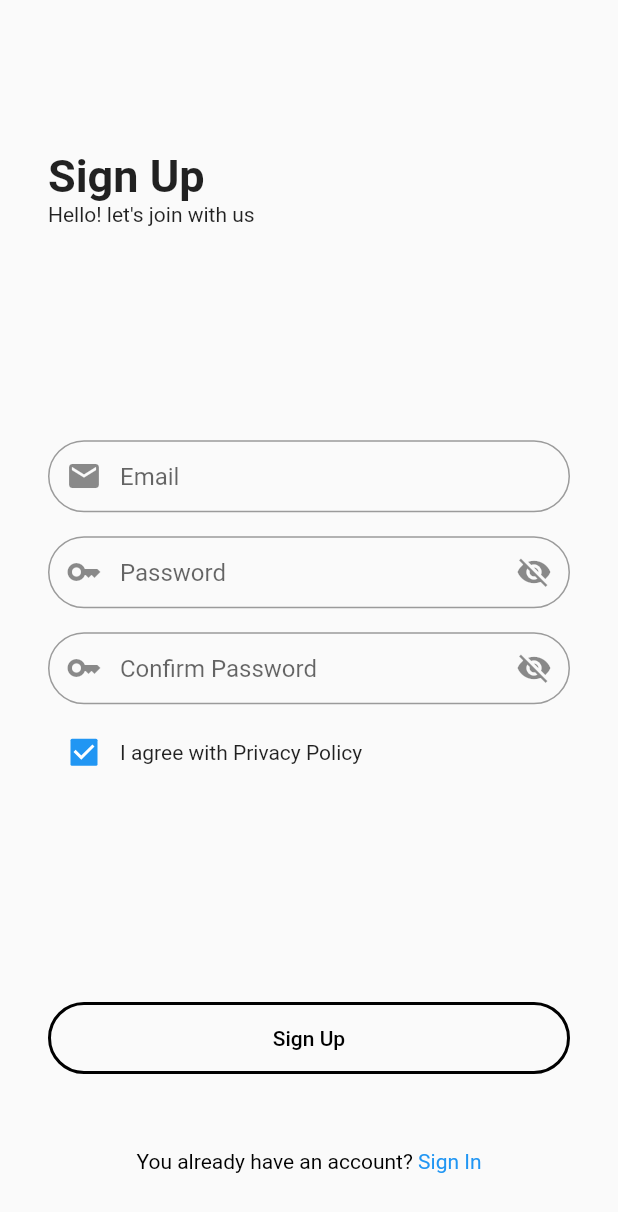
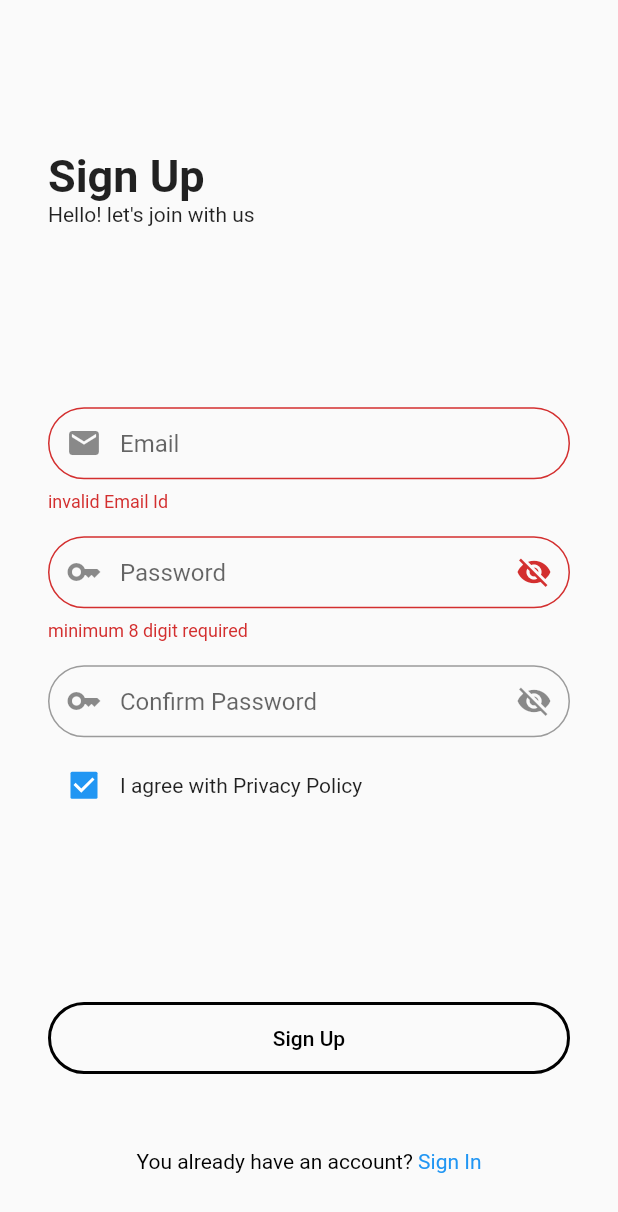
Before and after one commit to ifshaulhaque/FlutterLearning, a Flutter app: the SignUp screen opened by its route, after a tap on "Sign Up", on a phone screen of 412 x 824 dp. Shown: the top 1212 px of the screen. Run offline on Flutter 3.47's test engine with Material 2 defaults, Android fonts, the phone set to English and light mode, and no system bars.

Commit message:
Form validation for signup

```diff
--- a/lib/components/primary_text_field.dart
+++ b/lib/components/primary_text_field.dart
@@ -5,7 +5,9 @@ class PrimaryTextField extends StatefulWidget {
   IconData? prefixIcon;
   bool obscureText;
   bool visibilityIcon;
-  PrimaryTextField({super.key, this.placeholder, this.prefixIcon, this.obscureText = false, this.visibilityIcon = false});
+  String? Function(String?)? validator;
+  TextEditingController textEditingController;
+  PrimaryTextField({super.key, this.placeholder, this.prefixIcon, this.obscureText = false, this.visibilityIcon = false, this.validator, required this.textEditingController});
 
   @override
   State<PrimaryTextField> createState() => _PrimaryTextFieldState();
@@ -18,8 +20,9 @@ class _PrimaryTextFieldState extends State<PrimaryTextField> {
       padding: const EdgeInsets.symmetric(
         vertical: 8,
       ),
-      child: TextField(
+      child: TextFormField(
         maxLines: 1,
+        controller: widget.textEditingController,
         textAlign: TextAlign.start,
         obscureText: widget.obscureText,
         decoration: InputDecoration(
@@ -42,6 +45,7 @@ class _PrimaryTextFieldState extends State<PrimaryTextField> {
             vertical: 0,
           ),
         ),
+        validator: widget.validator,
       ),
     );
   }
--- a/lib/main.dart
+++ b/lib/main.dart
@@ -18,7 +18,7 @@ class MyApp extends StatelessWidget {
       routes: {
         Routes.splashScreen: (context) => const SplashScreen(),
         Routes.getStartedScreen: (context) => const GetStarted(),
-        Routes.signUpScreen: (context) => const SignUp(),
+        Routes.signUpScreen: (context) => SignUp(),
       },
     );
   }
--- a/lib/pages/signup_signin/sign_up.dart
+++ b/lib/pages/signup_signin/sign_up.dart
@@ -4,9 +4,15 @@ import 'package:flutter_demo/components/heading_text.dart';
 import 'package:flutter_demo/components/primary_button.dart';
 import 'package:flutter_demo/components/primary_text_field.dart';
 import 'package:flutter_demo/components/text_last_clickable.dart';
+import 'package:flutter_demo/utils/text_utils.dart';
 
 class SignUp extends StatelessWidget {
-  const SignUp({super.key});
+  SignUp({super.key});
+
+  final GlobalKey<FormState> _formKey = GlobalKey<FormState>();
+  TextEditingController emailController = TextEditingController();
+  TextEditingController passwordController = TextEditingController();
+  TextEditingController confirmPasswordController = TextEditingController();
 
   @override
   Widget build(BuildContext context) {
@@ -26,24 +32,47 @@ class SignUp extends StatelessWidget {
                 subHeading: "Hello! let's join with us",
               ),
               Expanded(
+                child: Form(
+                  key: _formKey,
                   child: Column(
                     mainAxisAlignment: MainAxisAlignment.center,
                     children: [
                       PrimaryTextField(
                         placeholder: "Email",
                         prefixIcon: Icons.email,
+                        textEditingController: emailController,
+                        validator: (value) {
+                          if (!TextUtils.isValidEmail(value)) {
+                            return "invalid Email Id";
+                          }
+                          return null;
+                        },
                       ),
                       PrimaryTextField(
                         placeholder: "Password",
                         prefixIcon: Icons.key,
                         obscureText: true,
                         visibilityIcon: true,
+                        textEditingController: passwordController,
+                        validator: (value) {
+                          if (value != null && value.length < 8) {
+                            return "minimum 8 digit required";
+                          }
+                          return null;
+                        },
                       ),
                       PrimaryTextField(
                         placeholder: "Confirm Password",
                         prefixIcon: Icons.key,
                         obscureText: true,
                         visibilityIcon: true,
+                        textEditingController: confirmPasswordController,
+                        validator: (value) {
+                          if (passwordController.value.text != value) {
+                            return "password and confirm password not matched";
+                          }
+                          return null;
+                        },
                       ),
                       CheckboxSuffixText(
                         suffixText: "I agree with Privacy Policy",
@@ -51,9 +80,14 @@ class SignUp extends StatelessWidget {
                     ],
                   ),
                 ),
+              ),
               PrimaryButton(
                 text: "Sign Up",
-                onClick: () {},
+                onClick: () {
+                  if (_formKey.currentState?.validate() ?? false) {
+
+                  }
+                },
               ),
               Container(
                 height: 100,
--- /dev/null
+++ b/lib/utils/text_utils.dart
@@ -0,0 +1,9 @@
+import 'package:flutter/material.dart';
+
+class TextUtils {
+  static bool isValidEmail(String? email) {
+    // Regular expression for a valid email address
+    final RegExp regex = RegExp(r'^[\w-]+(\.[\w-]+)*@([\w-]+\.)+[a-zA-Z]{2,7}$');
+    return email != null ? regex.hasMatch(email) : false;
+  }
+}
```
Lines whose indentation alone changed are shown as unchanged.
